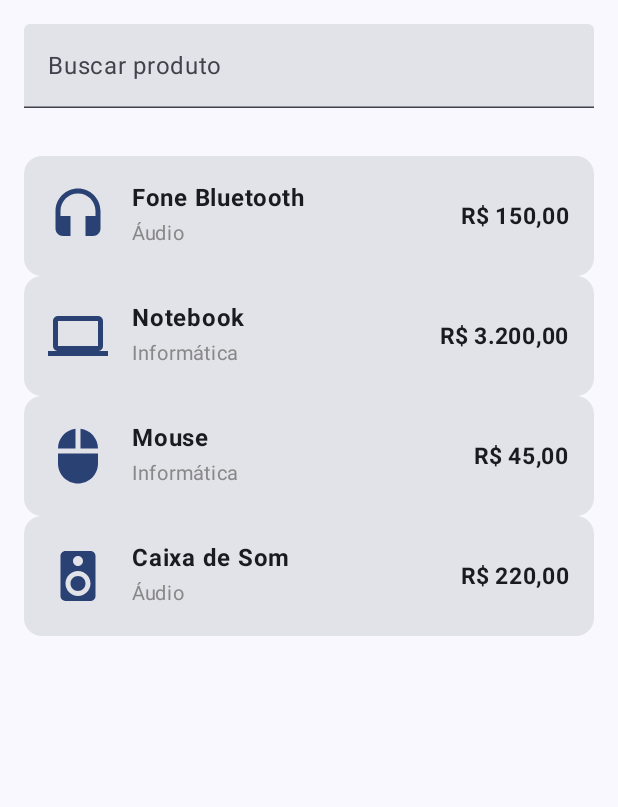
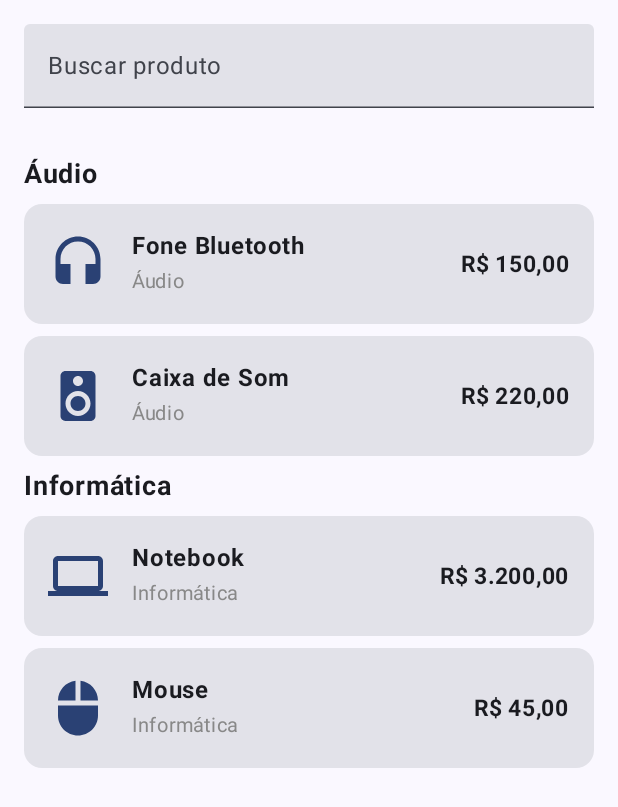
Before and after one commit to ruan-bertolino/TecShop, an Android app built with Jetpack Compose: the screen it shows after launch (MainActivity), on a phone screen of 412 x 824 dp. Shown: the top 807 px of the screen. Run offline under Robolectric (Android 15) with nearby library versions, the phone set to English and light mode, and no system bars.

Commit message:
atualizações

```diff
--- a/app/src/main/java/com/example/tecshop/MainActivity.kt
+++ b/app/src/main/java/com/example/tecshop/MainActivity.kt
@@ -107,7 +107,6 @@ fun CatalogoDeProdutos(produtos: List<Produto>, modifier: Modifier = Modifier) {
         it.nome.contains(termoBusca, ignoreCase = true)
     }
     val produtosPorCategoria = produtosFiltrados.groupBy { it.categoria }
-
     Column(modifier = modifier) {
         TextField(
             value = termoBusca,
@@ -115,10 +114,17 @@ fun CatalogoDeProdutos(produtos: List<Produto>, modifier: Modifier = Modifier) {
             label = { Text("Buscar produto") },
             modifier = Modifier.fillMaxWidth().padding(16.dp)
         )
-        LazyColumn(contentPadding = PaddingValues(16.dp)) {
-
-            items(produtosFiltrados) { produto ->
-                ProdutoCard(produto = produto)
+        LazyColumn(
+            contentPadding = PaddingValues(16.dp),
+            verticalArrangement = Arrangement.spacedBy(8.dp)
+        ) {
+            produtosPorCategoria.forEach { (categoria, produtosDaCategoria) ->
+                item {
+                    Text(text = categoria, fontSize = 18.sp, fontWeight = FontWeight.Bold)
+                }
+                items(produtosDaCategoria, key = { it.nome }) { produto ->
+                    ProdutoCard(produto = produto)
+                }
             }
         }
     }
```
